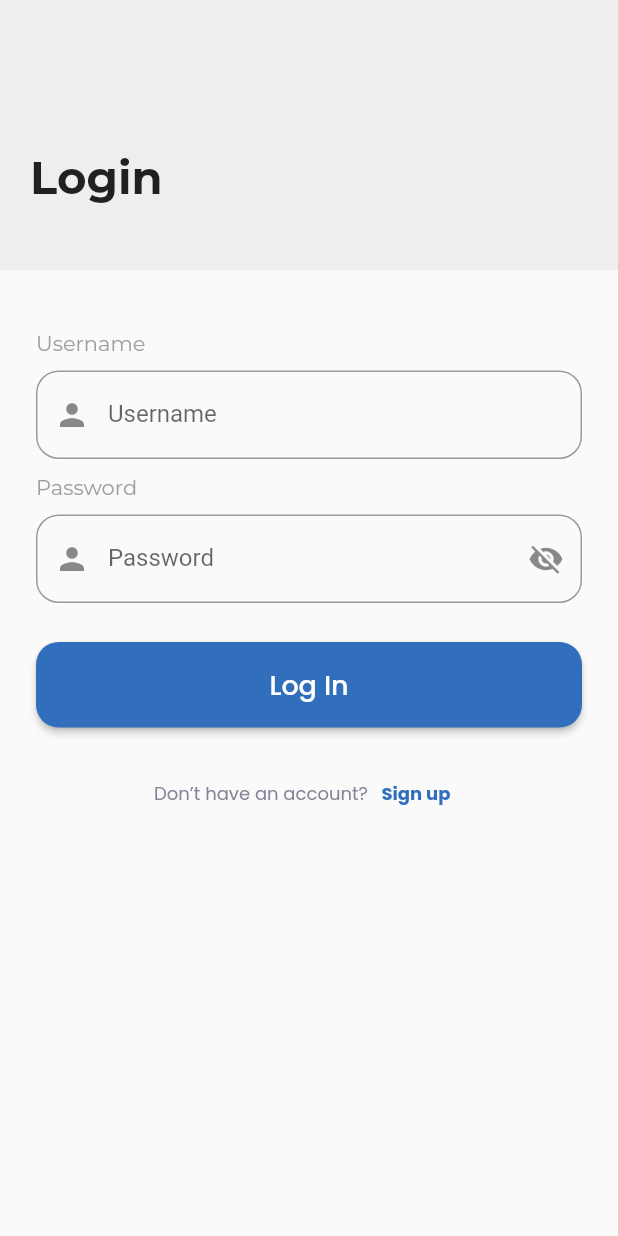
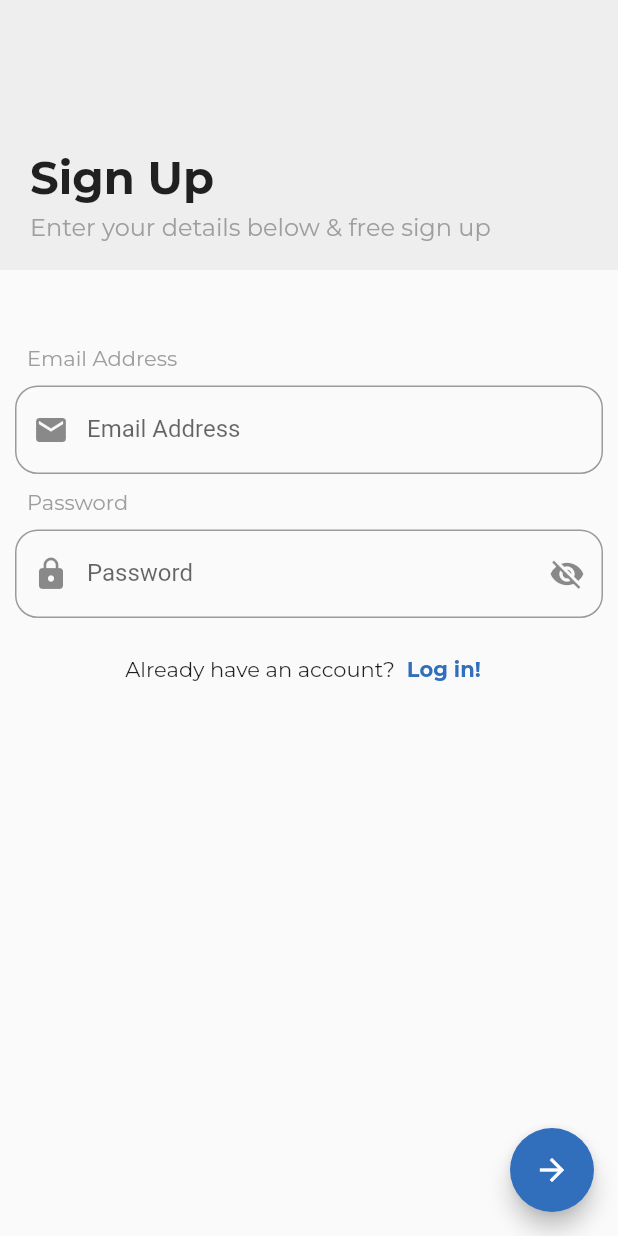
Before and after one commit to AhmedAtef283/SA-Platform, a Flutter app: the screen it shows after launch, on a phone screen of 412 x 824 dp. Run offline on Flutter 3.47's test engine with Material 2 defaults, Android fonts, the phone set to English and light mode, and no system bars; our stand-ins replace google_fonts.

```diff
--- a/lib/core/widgets/custom_text_form_field.dart
+++ b/lib/core/widgets/custom_text_form_field.dart
@@ -32,7 +32,7 @@ class CustomTextFormField extends StatelessWidget {
       controller: controller,
       decoration: InputDecoration(
         hintText: hintText,
-        prefixIcon: const Icon(Icons.person),
+        prefixIcon:  Icon(prefixIcon),
         suffixIcon: IconButton(
           onPressed: onSuffixIconPressed,
           icon: Icon(suffixIcon),
--- a/lib/login/widgets/login_view_body.dart
+++ b/lib/login/widgets/login_view_body.dart
@@ -38,7 +38,7 @@ class _LoginViewBodyState extends State<LoginViewBody> {
                   Padding(
                     padding: const EdgeInsets.only(left: 20.0),
                     child: Text(
-                      "Login",
+                      "Log In",
                       style: GoogleFonts.montserrat(
                         fontSize: 30,
                         fontWeight: FontWeight.bold,
@@ -135,7 +135,9 @@ class _LoginViewBodyState extends State<LoginViewBody> {
               ),
               CustomTextButton(
                 text: 'Sign up',
-                onPressed: () {},
+                onPressed: () {
+                  Navigator.pop(context);
+                },
               ),
             ],
           ),
--- a/lib/main.dart
+++ b/lib/main.dart
@@ -1,5 +1,6 @@
 import 'package:flutter/material.dart';
-import 'package:ieee/login/login_view.dart';
+import 'package:ieee/sign_up/sign_up_view.dart';
+import 'package:ieee/sign_up/widgets/sign_up_view_body.dart';
 
 void main() {
   runApp(const MyApp());
@@ -14,7 +15,7 @@ class MyApp extends StatelessWidget {
     return const MaterialApp(
       debugShowCheckedModeBanner: false,
       title: 'IEEE Platform',
-      home: LoginView(),
+      home: SignUpView(),
     );
   }
 }
--- a/lib/sign_up/sign_up_view.dart
+++ b/lib/sign_up/sign_up_view.dart
@@ -0,0 +1,13 @@
+import 'package:flutter/material.dart';
+import 'package:ieee/sign_up/widgets/sign_up_view_body.dart';
+
+class SignUpView extends StatelessWidget {
+  const SignUpView({super.key});
+
+  @override
+  Widget build(BuildContext context) {
+    return const Scaffold(
+      body: SignupViewBody(),
+    );
+  }
+}
--- a/lib/sign_up/widgets/sign_up_view_body.dart
+++ b/lib/sign_up/widgets/sign_up_view_body.dart
@@ -0,0 +1,205 @@
+import 'package:flutter/material.dart';
+import 'package:google_fonts/google_fonts.dart';
+import 'package:ieee/constants.dart';
+import 'package:ieee/login/login_view.dart';
+import 'package:ieee/sign_up/widgets/sign_up_personal_view_body.dart';
+
+import '../SignupPersonalView.dart';
+
+class SignupViewBody extends StatefulWidget {
+  const SignupViewBody({super.key});
+
+  @override
+  State<SignupViewBody> createState() => _OnBoradingScreenState();
+}
+
+class _OnBoradingScreenState extends State<SignupViewBody> {
+
+  bool isShown = true;
+  TextEditingController emailaddress = TextEditingController();
+  TextEditingController password = TextEditingController();
+  final formKey = GlobalKey<FormState>();
+
+  @override
+  Widget build(BuildContext context) {
+    return Scaffold(
+      body: SingleChildScrollView(
+        child: Column(
+          mainAxisAlignment: MainAxisAlignment.start,
+          crossAxisAlignment: CrossAxisAlignment.start, // Add this line
+          children: [
+            Stack(
+              children: [
+                Container(
+                  height: 180,
+                  color: Colors.grey[200],
+                ),
+                Column(
+                  mainAxisAlignment: MainAxisAlignment.start,
+                  crossAxisAlignment: CrossAxisAlignment.start,
+                  children: [
+                    const SizedBox(
+                      height: 100,
+                    ),
+                    Padding(
+                      padding: const EdgeInsets.only(left: 20.0),
+                      child: Text(
+                        "Sign Up",
+                        style: GoogleFonts.montserrat(
+                          fontSize: 30,
+                          fontWeight: FontWeight.bold,
+                        ),
+                      ),
+                    ),
+                    const SizedBox(
+                      height: 5,
+                    ),
+                    Padding(
+                      padding: const EdgeInsets.only(left: 20.0),
+                      child: Text(
+                        "Enter your details below & free sign up",
+                        style: GoogleFonts.montserrat(
+                            fontSize: 16, color: Colors.grey),
+                      ),
+                    ),
+                  ],
+                )
+              ],
+            ),
+            const SizedBox(
+              height: 40,
+            ),
+            Padding(
+              padding: const EdgeInsets.all(10.0),
+              child: Form(
+                key: formKey,
+                child: Column(
+                  crossAxisAlignment: CrossAxisAlignment.start,
+                  children: [
+                    Padding(
+                      padding: const EdgeInsets.only(left: 8.0),
+                      child: Text("Email Address",
+                          style: GoogleFonts.montserrat(color: Colors.grey)),
+                    ),
+                    const SizedBox(
+                      height: 10,
+                    ),
+                    TextFormField(
+                      onFieldSubmitted: (String value) {
+                      },
+                      keyboardType: TextInputType.emailAddress,
+                      controller: emailaddress,
+                      validator: (value) {
+                        final bool emailValid = RegExp(
+                                r"^[a-zA-Z0-9.a-zA-Z0-9.!#$%&'*+-/=?^_`{|}~]+@[a-zA-Z0-9]+\.[a-zA-Z]+")
+                            .hasMatch(value!);
+                        if (value.isEmpty) {
+                          return "Email Address must not be empty";
+                        } else if (!emailValid) {
+                          return "Enter a valid email";
+                        }
+                        return null;
+                      },
+                      decoration: InputDecoration(
+                          hintText: "Create an account here",
+                          prefixIcon: const Icon(Icons.email),
+                          labelText: "Email Address",
+                          border: OutlineInputBorder(
+                            borderRadius: BorderRadius.circular(15),
+                          )),
+                    ),
+                    const SizedBox(
+                      height: 10,
+                    ),
+                    Padding(
+                      padding: const EdgeInsets.only(left: 8.0),
+                      child: Text("Password",
+                          style: GoogleFonts.montserrat(color: Colors.grey)),
+                    ),
+                    const SizedBox(
+                      height: 10,
+                    ),
+                    TextFormField(
+                      onFieldSubmitted: (String value) {
+                      },
+                      validator: (value) {
+                        if (value!.isEmpty) {
+                          return "Password must not be empty";
+                        }
+                        else if(password.text.length <= 6 ){
+                            return "Short Password";
+                        }
+                        return null;
+                      },
+                      keyboardType: TextInputType.text,
+                      controller: password,
+                      obscureText: isShown,
+                      decoration: InputDecoration(
+                          hintText: "Password",
+                          prefixIcon: const Icon(Icons.lock),
+                          suffixIcon: !isShown
+                              ? IconButton(
+                                  onPressed: () {
+                                    setState(() {
+                                      isShown = !isShown;
+                                    });
+                                  },
+                                  icon: const Icon(Icons.visibility))
+                              : IconButton(
+                                  onPressed: () {
+                                    setState(() {
+                                      isShown = !isShown;
+                                    });
+                                  },
+                                  icon: const Icon(Icons.visibility_off)),
+                          labelText: "Password",
+                          border: OutlineInputBorder(
+                            borderRadius: BorderRadius.circular(15),
+                          )),
+                    ),
+                  ],
+                ),
+              ),
+            ),
+            Center(
+                child: Row(
+              mainAxisAlignment: MainAxisAlignment.center,
+              children: [
+                Text("Already have an account?",
+                    style: GoogleFonts.montserrat()),
+                TextButton(
+                  onPressed: () {
+                    Navigator.push(context,
+                        MaterialPageRoute(builder: (context) {
+                      return LoginView();
+                    }));
+                  },
+                  child: Text(
+                    "Log in!",
+                    style: GoogleFonts.montserrat(
+                      color: kPrimaryColor,
+                      fontWeight: FontWeight.bold,
+                    ),
+                  ),
+                ),
+              ],
+            )),
+          ],
+        ),
+      ),
+      floatingActionButton: FloatingActionButton(
+        onPressed: () {
+          if (formKey.currentState!.validate()) {
+            Navigator.push(context, MaterialPageRoute(builder: (context) {
+              return SignUpPersonalView(
+
+              );
+            }));
+          }
+        },
+        backgroundColor: kPrimaryColor,
+        child: const Icon(Icons.arrow_forward_outlined),
+      ),
+    );
+  }
+}
```
Also changed, not shown: lib/models/sign_up_model.dart (+29 -0 lines), lib/sign_up/SignupPersonalView.dart (+15 -0 lines), lib/sign_up/widgets/sign_up_personal_view_body.dart (+177 -105 lines).
